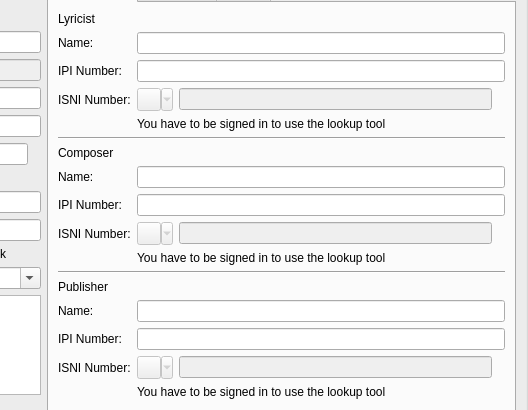
Above: resources/ui/track_page.ui from Iconoclasteinc/tgit before the change; both pictures show x 364 to 892 and y 146 to 556 of the 892 by 669 pixel window. Below: the same form after it.
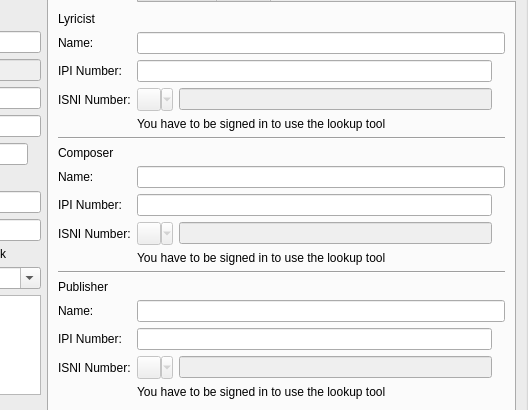
That is the form after the change. Icons and pictures are not drawn. Custom widgets are drawn as their Qt base class.

Commit message: Add contextual help placeholder for the IPI fields.

Diff of the .ui file:
```diff
--- a/resources/ui/track_page.ui
+++ b/resources/ui/track_page.ui
@@ -618,19 +618,6 @@
             <property name="text">
              <string>IPI Number:</string>
             </property>
-            <property name="buddy">
-             <cstring>_lyricist_ipi</cstring>
-            </property>
-           </widget>
-          </item>
-          <item row="2" column="1">
-           <widget class="QLineEdit" name="_lyricist_ipi">
-            <property name="minimumSize">
-             <size>
-              <width>150</width>
-              <height>0</height>
-             </size>
-            </property>
            </widget>
           </item>
           <item row="3" column="0">
@@ -760,19 +747,6 @@
             <property name="text">
              <string>IPI Number:</string>
             </property>
-            <property name="buddy">
-             <cstring>_composer_ipi</cstring>
-            </property>
-           </widget>
-          </item>
-          <item row="8" column="1">
-           <widget class="QLineEdit" name="_composer_ipi">
-            <property name="minimumSize">
-             <size>
-              <width>150</width>
-              <height>0</height>
-             </size>
-            </property>
            </widget>
           </item>
           <item row="9" column="0">
@@ -896,19 +870,6 @@
             <property name="text">
              <string>IPI Number:</string>
             </property>
-            <property name="buddy">
-             <cstring>_publisher_ipi</cstring>
-            </property>
-           </widget>
-          </item>
-          <item row="14" column="1">
-           <widget class="QLineEdit" name="_publisher_ipi">
-            <property name="minimumSize">
-             <size>
-              <width>150</width>
-              <height>0</height>
-             </size>
-            </property>
            </widget>
           </item>
           <item row="15" column="0">
@@ -999,6 +960,98 @@
             </property>
            </widget>
           </item>
+          <item row="2" column="1">
+           <layout class="QHBoxLayout" name="horizontalLayout_6">
+            <item>
+             <widget class="QLineEdit" name="_lyricist_ipi">
+              <property name="minimumSize">
+               <size>
+                <width>150</width>
+                <height>0</height>
+               </size>
+              </property>
+             </widget>
+            </item>
+            <item>
+             <widget class="HelpLabel" name="_lyricist_ipi_help">
+              <property name="maximumSize">
+               <size>
+                <width>20</width>
+                <height>20</height>
+               </size>
+              </property>
+              <property name="toolTip">
+               <string>&lt;html&gt;&lt;head/&gt;&lt;body&gt;&lt;p&gt;Placeholder Help&lt;/p&gt;&lt;/body&gt;&lt;/html&gt;</string>
+              </property>
+              <property name="pixmap">
+               <pixmap resource="../resources.qrc">:/icons/help</pixmap>
+              </property>
+              <property name="scaledContents">
+               <bool>true</bool>
+              </property>
+             </widget>
+            </item>
+           </layout>
+          </item>
+          <item row="8" column="1">
+           <layout class="QHBoxLayout" name="horizontalLayout_7">
+            <item>
+             <widget class="QLineEdit" name="_composer_ipi">
+              <property name="minimumSize">
+               <size>
+                <width>150</width>
+                <height>0</height>
+               </size>
+              </property>
+             </widget>
+            </item>
+            <item>
+             <widget class="HelpLabel" name="_composer_ipi_help">
+              <property name="maximumSize">
+               <size>
+                <width>20</width>
+                <height>20</height>
+               </size>
+              </property>
+              <property name="toolTip">
+               <string>&lt;html&gt;&lt;head/&gt;&lt;body&gt;&lt;p&gt;Placeholder Help&lt;/p&gt;&lt;/body&gt;&lt;/html&gt;</string>
+              </property>
+              <property name="pixmap">
+               <pixmap resource="../resources.qrc">:/icons/help</pixmap>
+              </property>
+              <property name="scaledContents">
+               <bool>true</bool>
+              </property>
+             </widget>
+            </item>
+           </layout>
+          </item>
+          <item row="14" column="1">
+           <layout class="QHBoxLayout" name="horizontalLayout_8">
+            <item>
+             <widget class="QLineEdit" name="_publisher_ipi"/>
+            </item>
+            <item>
+             <widget class="HelpLabel" name="_publisher_ipi_help">
+              <property name="maximumSize">
+               <size>
+                <width>20</width>
+                <height>20</height>
+               </size>
+              </property>
+              <property name="toolTip">
+               <string>&lt;html&gt;&lt;head/&gt;&lt;body&gt;&lt;p&gt;Placeholder Help&lt;/p&gt;&lt;/body&gt;&lt;/html&gt;</string>
+              </property>
+              <property name="pixmap">
+               <pixmap resource="../resources.qrc">:/icons/help</pixmap>
+              </property>
+              <property name="scaledContents">
+               <bool>true</bool>
+              </property>
+             </widget>
+            </item>
+           </layout>
+          </item>
          </layout>
         </widget>
         <widget class="QWidget" name="_recording_tab">
```
Left out of the diff: 3 changed lines with no effect on the pictures. The commit also changes 2 other files.
